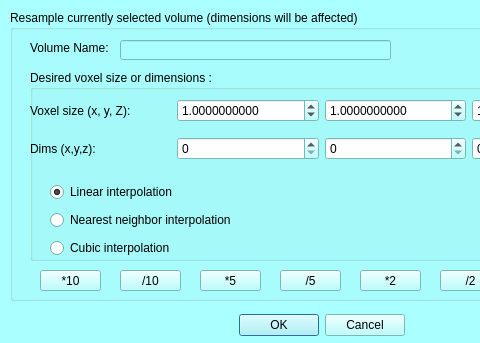
Old version of the form MorphoDig/Qt/mqResampleDialog.ui in the repository morphomuseum/MorphoDig; both pictures show x 0 to 480 and y 0 to 343 of the 687 by 343 pixel window.
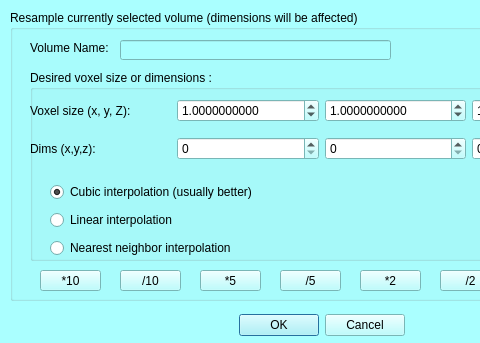
New version of the form.

The edit to the form file:
```diff
--- a/MorphoDig/Qt/mqResampleDialog.ui
+++ b/MorphoDig/Qt/mqResampleDialog.ui
@@ -710,13 +710,23 @@
       </rect>
      </property>
      <layout class="QVBoxLayout" name="verticalLayout_2">
+      <item>
+       <widget class="QRadioButton" name="cubic">
+        <property name="text">
+         <string>Cubic interpolation (usually better)</string>
+        </property>
+        <property name="checked">
+         <bool>true</bool>
+        </property>
+       </widget>
+      </item>
       <item>
        <widget class="QRadioButton" name="linear">
         <property name="text">
          <string>Linear interpolation</string>
         </property>
         <property name="checked">
-         <bool>true</bool>
+         <bool>false</bool>
         </property>
        </widget>
       </item>
@@ -727,13 +737,6 @@
         </property>
        </widget>
       </item>
-      <item>
-       <widget class="QRadioButton" name="cubic">
-        <property name="text">
-         <string>Cubic interpolation</string>
-        </property>
-       </widget>
-      </item>
      </layout>
     </widget>
    </widget>
```
